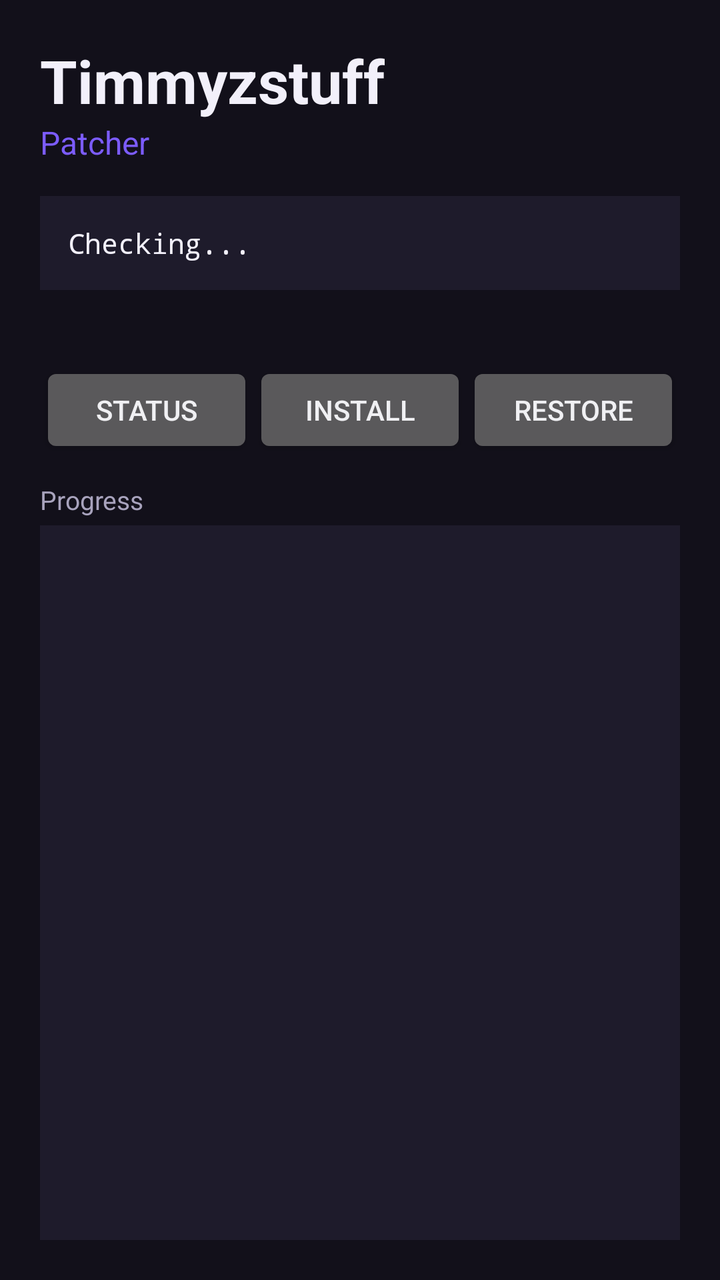
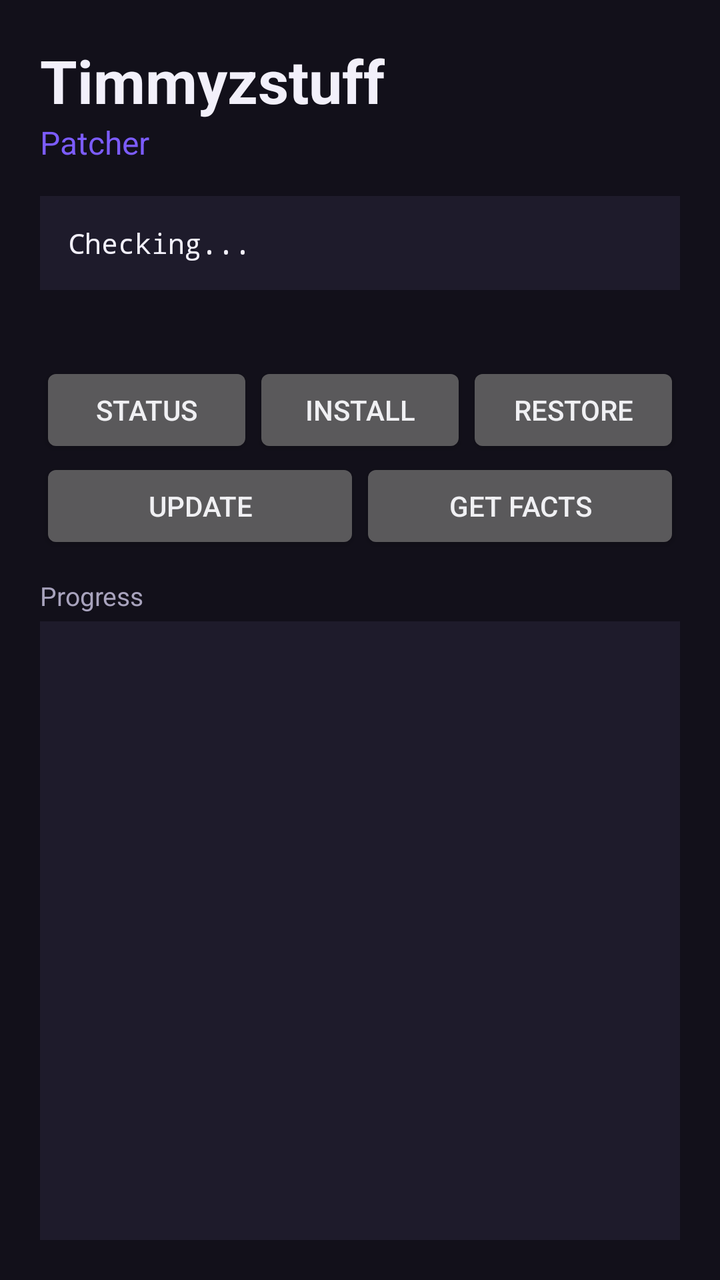

Two renders of the same Android screen: before a commit and after it. Below are the layout's source before the change and the commit's diff.
<!-- AndroidManifest.xml: application theme android:Theme.DeviceDefault.NoActionBar -->
<!-- res/layout/activity_main.xml -->
<?xml version="1.0" encoding="utf-8"?>
<LinearLayout xmlns:android="http://schemas.android.com/apk/res/android"
    android:layout_width="match_parent"
    android:layout_height="match_parent"
    android:background="@color/tz_bg"
    android:orientation="vertical"
    android:padding="20dp">

    <TextView
        android:layout_width="wrap_content"
        android:layout_height="wrap_content"
        android:text="@string/app_name"
        android:textColor="@color/tz_text"
        android:textSize="30sp"
        android:textStyle="bold" />

    <TextView
        android:layout_width="wrap_content"
        android:layout_height="wrap_content"
        android:text="@string/tagline"
        android:textColor="@color/tz_accent"
        android:textSize="16sp" />

    <TextView
        android:id="@+id/statusText"
        android:layout_width="match_parent"
        android:layout_height="wrap_content"
        android:layout_marginTop="16dp"
        android:background="@color/tz_card"
        android:fontFamily="monospace"
        android:padding="14dp"
        android:text="Checking..."
        android:textColor="@color/tz_text"
        android:textSize="14sp" />

    <ProgressBar
        android:id="@+id/progress"
        style="?android:attr/progressBarStyleHorizontal"
        android:layout_width="match_parent"
        android:layout_height="wrap_content"
        android:layout_marginTop="12dp"
        android:indeterminate="true"
        android:visibility="invisible" />

    <LinearLayout
        android:layout_width="match_parent"
        android:layout_height="wrap_content"
        android:layout_marginTop="8dp"
        android:orientation="horizontal">

        <Button
            android:id="@+id/btnStatus"
            android:layout_width="0dp"
            android:layout_height="wrap_content"
            android:layout_weight="1"
            android:text="@string/btn_status" />

        <Button
            android:id="@+id/btnInstall"
            android:layout_width="0dp"
            android:layout_height="wrap_content"
            android:layout_weight="1"
            android:text="@string/btn_install" />

        <Button
            android:id="@+id/btnRestore"
            android:layout_width="0dp"
            android:layout_height="wrap_content"
            android:layout_weight="1"
            android:text="@string/btn_restore" />
    </LinearLayout>

    <TextView
        android:layout_width="wrap_content"
        android:layout_height="wrap_content"
        android:layout_marginTop="12dp"
        android:text="@string/log_title"
        android:textColor="@color/tz_muted"
        android:textSize="13sp" />

    <ScrollView
        android:id="@+id/logScroll"
        android:layout_width="match_parent"
        android:layout_height="0dp"
        android:layout_marginTop="4dp"
        android:layout_weight="1"
        android:background="@color/tz_card">

        <TextView
            android:id="@+id/logText"
            android:layout_width="match_parent"
            android:layout_height="wrap_content"
            android:fontFamily="monospace"
            android:padding="12dp"
            android:textColor="@color/tz_muted"
            android:textSize="13sp" />
    </ScrollView>
</LinearLayout>
<!-- resources referenced by this layout -->
<resources>
  <color name="tz_accent">#7C5CFF</color>
  <color name="tz_bg">#12101A</color>
  <color name="tz_card">#1E1B2B</color>
  <color name="tz_muted">#A8A3BD</color>
  <color name="tz_text">#F2F0FA</color>
  <string name="app_name">Timmyzstuff</string>
  <string name="btn_install">Install</string>
  <string name="btn_restore">Restore</string>
  <string name="btn_status">Status</string>
  <string name="log_title">Progress</string>
  <string name="tagline">Patcher</string>
</resources>

<!-- the commit's change to res/layout/activity_main.xml (unified diff, before → after) -->
@@ -15,6 +15,7 @@
         android:textStyle="bold" />
 
     <TextView
+        android:id="@+id/tagline"
         android:layout_width="wrap_content"
         android:layout_height="wrap_content"
         android:text="@string/tagline"
@@ -70,6 +71,26 @@
             android:text="@string/btn_restore" />
     </LinearLayout>
 
+    <LinearLayout
+        android:layout_width="match_parent"
+        android:layout_height="wrap_content"
+        android:orientation="horizontal">
+
+        <Button
+            android:id="@+id/btnUpdate"
+            android:layout_width="0dp"
+            android:layout_height="wrap_content"
+            android:layout_weight="1"
+            android:text="@string/btn_update" />
+
+        <Button
+            android:id="@+id/btnFacts"
+            android:layout_width="0dp"
+            android:layout_height="wrap_content"
+            android:layout_weight="1"
+            android:text="@string/btn_facts" />
+    </LinearLayout>
+
     <TextView
         android:layout_width="wrap_content"
         android:layout_height="wrap_content"
<!-- resource entries referenced after the edit -->
@@ -6,9 +6,11 @@
   <color name="tz_muted">#A8A3BD</color>
   <color name="tz_text">#F2F0FA</color>
   <string name="app_name">Timmyzstuff</string>
+  <string name="btn_facts">Get facts</string>
   <string name="btn_install">Install</string>
   <string name="btn_restore">Restore</string>
   <string name="btn_status">Status</string>
+  <string name="btn_update">Update</string>
   <string name="log_title">Progress</string>
   <string name="tagline">Patcher</string>
 </resources>
